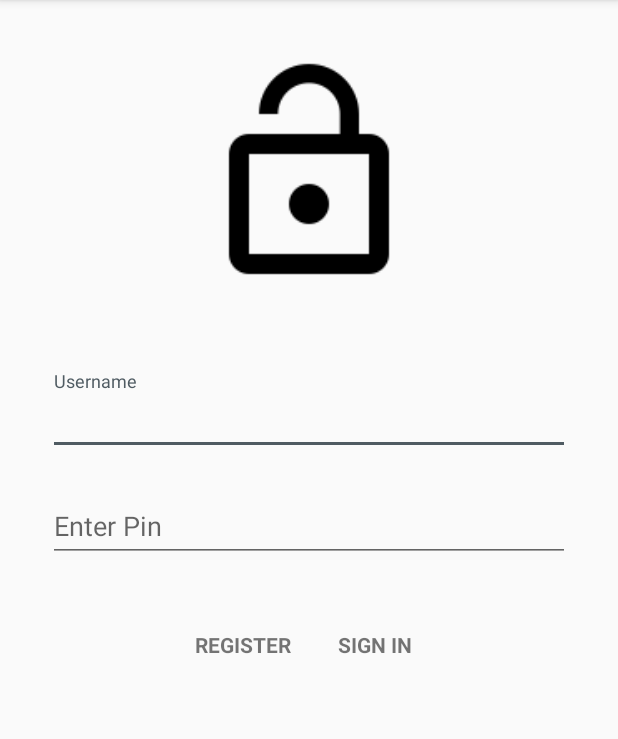
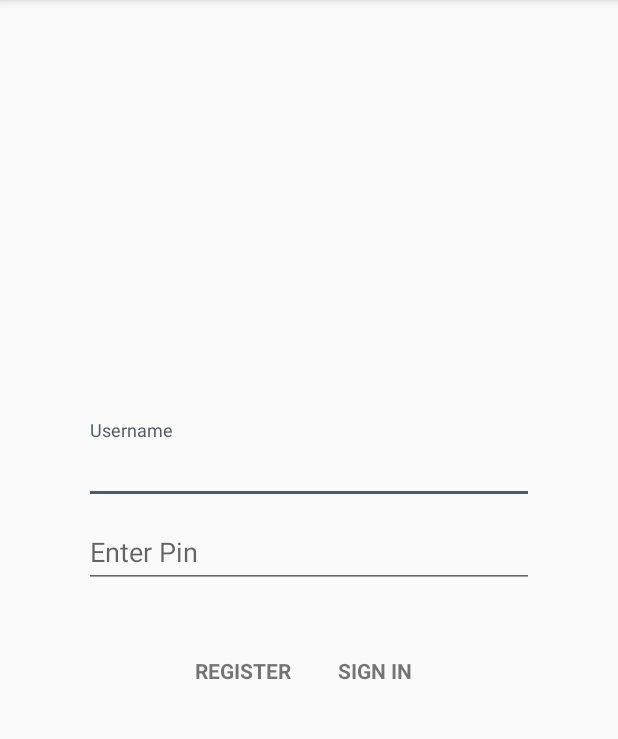
Before and after one commit to PrasunPK/password_manager, an Android app: the screen it shows after launch (LoginActivity), on a phone screen of 412 x 824 dp, the part 84-823 px from its top. Run offline under Robolectric (Android 15) with nearby library versions, the phone set to English and light mode, and no system bars; our stand-ins replace Dagger/Hilt's generated code, Room's generated code; 2 statements that could not run were skipped.

Commit message:
Update login page

```diff
--- a/app/src/main/res/layout/activity_login.xml
+++ b/app/src/main/res/layout/activity_login.xml
@@ -3,31 +3,19 @@
     android:layout_width="match_parent"
     android:layout_height="match_parent"
     android:orientation="vertical"
-    android:padding="@dimen/activity_vertical_margin"
     tools:context="me.opens.password_manager.activity.LoginActivity">
-
-    <LinearLayout
-        android:id="@+id/image_view"
-        android:layout_width="match_parent"
-        android:layout_height="200dp"
-        android:gravity="center"
-        android:orientation="vertical"
-        android:padding="20dp">
-
-        <ImageView
-            android:layout_width="match_parent"
-            android:layout_height="match_parent"
-            android:src="@mipmap/ic_lock_open_black_48dp" />
-    </LinearLayout>
 
     <LinearLayout
         android:id="@+id/email_login_form"
         android:layout_width="match_parent"
+        android:layout_height="match_parent"
+        android:gravity="center"
+        android:orientation="vertical">
+
+        <LinearLayout
+            android:layout_width="300dp"
             android:layout_height="wrap_content"
-        android:layout_marginTop="15dp"
-        android:gravity="center"
-        android:orientation="vertical"
-        android:padding="16dp">
+            android:orientation="vertical">
 
             <android.support.design.widget.TextInputLayout
                 android:layout_width="match_parent"
@@ -46,8 +34,7 @@
 
             <android.support.design.widget.TextInputLayout
                 android:layout_width="match_parent"
-            android:layout_height="wrap_content"
-            android:layout_marginTop="15dp">
+                android:layout_height="wrap_content">
 
                 <EditText
                     android:id="@+id/password"
@@ -63,9 +50,10 @@
                     android:singleLine="true" />
 
             </android.support.design.widget.TextInputLayout>
+        </LinearLayout>
 
         <LinearLayout
-            android:layout_width="match_parent"
+            android:layout_width="300dp"
             android:layout_height="wrap_content"
             android:layout_gravity="center"
             android:layout_marginTop="15dp"
```
Lines whose indentation alone changed are shown as unchanged.
